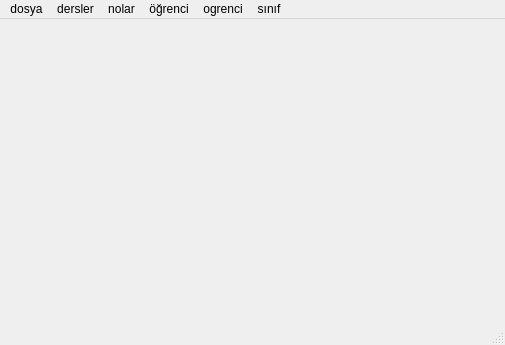
This is Gorsel/ana_pencere.ui in sadededeoglu/okulprojesi as Qt 5 draws it before an edit. The edited form follows.
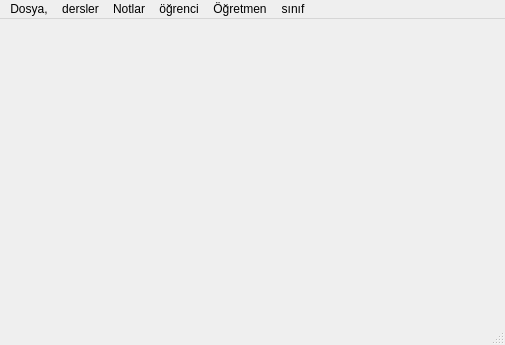
This is the edited form. Icons and pictures are not drawn.

Commit message: -- form bağlantıları eklendi

What changed in the file:
```diff
--- a/Gorsel/ana_pencere.ui
+++ b/Gorsel/ana_pencere.ui
@@ -31,7 +31,7 @@
    </property>
    <widget class="QMenu" name="menudosya">
     <property name="title">
-     <string>dosya</string>
+     <string>Dosya,</string>
     </property>
     <addaction name="actionac"/>
     <addaction name="actionkaydet"/>
@@ -44,7 +44,7 @@
    </widget>
    <widget class="QMenu" name="menunolar">
     <property name="title">
-     <string>nolar</string>
+     <string>Notlar</string>
     </property>
    </widget>
    <widget class="QMenu" name="menu_renci">
@@ -55,7 +55,7 @@
    </widget>
    <widget class="QMenu" name="menuogrenci">
     <property name="title">
-     <string>ogrenci</string>
+     <string>Öğretmen</string>
     </property>
    </widget>
    <widget class="QMenu" name="menus_n_f">
```
Left out of the diff: 30 changed lines with no effect on the pictures. The commit also changes 2 other files.
